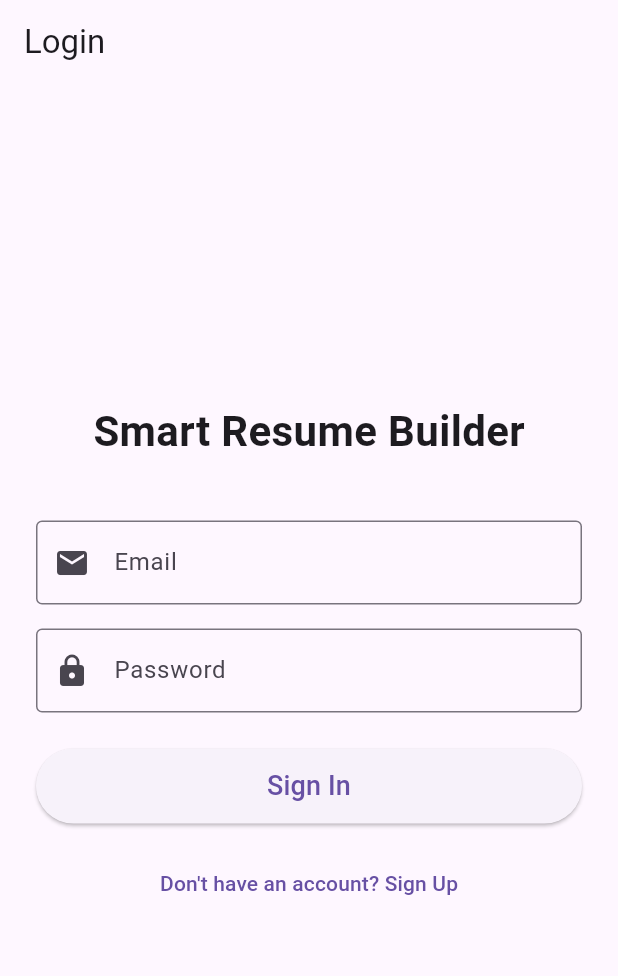
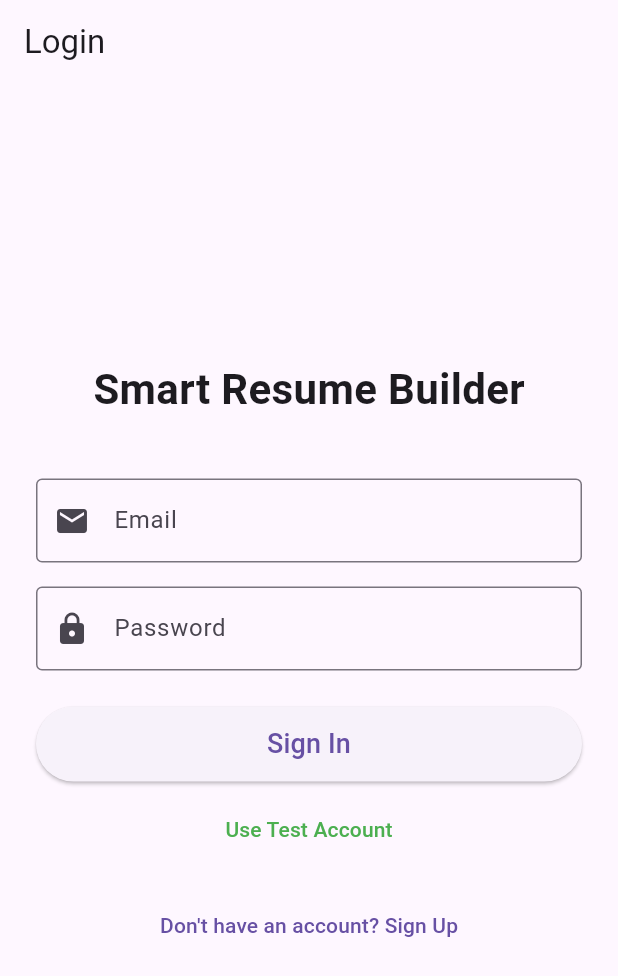
Before and after one commit to withshafan/smart_resume_builder, a Flutter app: the screen it shows after launch, on a phone screen of 412 x 824 dp. Shown: the top 976 px of the screen. Run offline on Flutter 3.47's test engine with Material 3 defaults, Android fonts, the phone set to English and light mode, and no system bars; our stand-ins replace cloud_firestore, firebase_auth, firebase_core, pdf, printing; accounts and stored records are empty.

Commit message:
Add Test Account quick login button

```diff
--- a/lib/screens/login_screen.dart
+++ b/lib/screens/login_screen.dart
@@ -89,7 +89,16 @@ class _LoginScreenState extends State<LoginScreen> {
                       minimumSize: Size(double.infinity, 50),
                     ),
                   ),
-            SizedBox(height: 16),
+            const SizedBox(height: 8),
+            TextButton(
+              onPressed: () {
+                _emailController.text = 'test@internee.pk';
+                _passwordController.text = '123456';
+                _signIn();
+              },
+              child: const Text('Use Test Account', style: TextStyle(color: Colors.green)),
+            ),
+            const SizedBox(height: 16),
             TextButton(
               onPressed: () {
                 Navigator.pushNamed(context, '/signup');
```
